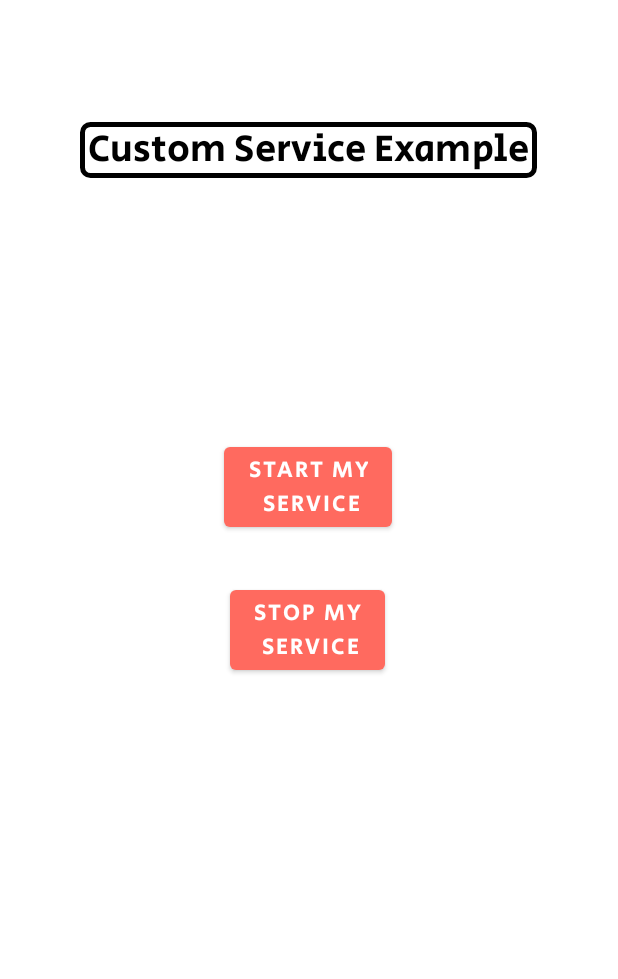
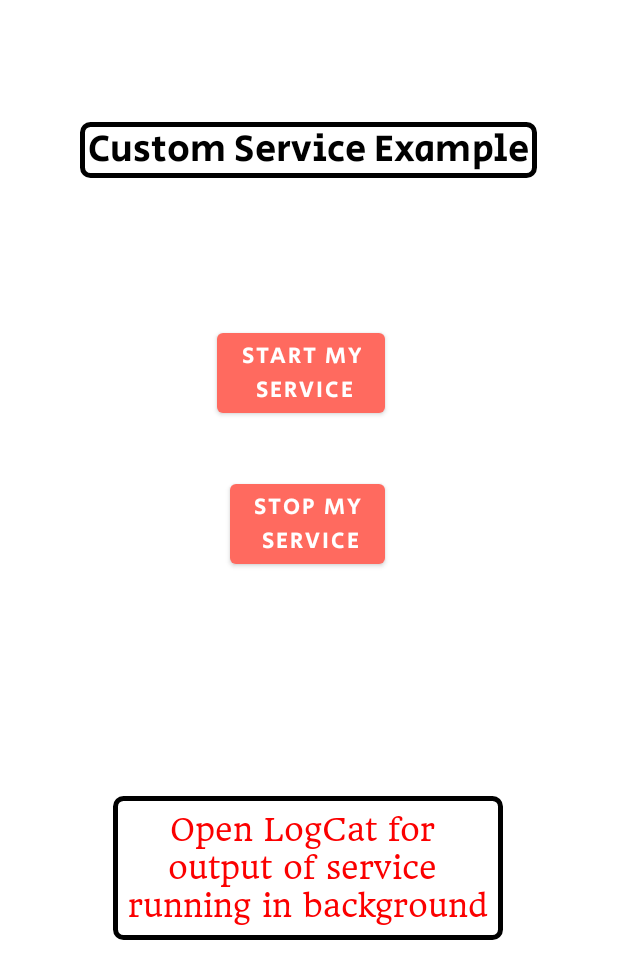
Before and after one commit to VinayakSawant859/CollegeAndroidProgramming, an Android app: the screen it shows after launch (Prac20_2CustomServiceExample), after a tap on "20.2", on a phone screen of 412 x 824 dp. Shown: the top 979 px of the screen. Run offline under Robolectric (Android 15) with nearby library versions, the phone set to English and light mode, and no system bars.

Commit message:
Final Commit

```diff
--- a/app/src/main/java/com/example/collegeandroidprograms/Prac13_2HorizonatalProgressBar.java
+++ b/app/src/main/java/com/example/collegeandroidprograms/Prac13_2HorizonatalProgressBar.java
@@ -1,6 +1,4 @@
 package com.example.collegeandroidprograms;
-
-import androidx.appcompat.app.AppCompatActivity;
 
 import android.app.AlertDialog;
 import android.app.ProgressDialog;
@@ -9,6 +7,8 @@ import android.os.Bundle;
 import android.os.Handler;
 import android.view.View;
 import android.widget.Button;
+
+import androidx.appcompat.app.AppCompatActivity;
 
 public class Prac13_2HorizonatalProgressBar extends AppCompatActivity {
 
@@ -33,6 +33,7 @@ public class Prac13_2HorizonatalProgressBar extends AppCompatActivity {
                 progressBar.setMessage("File is Downloading...");
                 progressBar.setProgressStyle(ProgressDialog.STYLE_HORIZONTAL);
                 progressBar.setProgress(0);
+                progressBar.incrementProgressBy(10);
                 progressBar.setMax(100);
                 progressBar.show();
 
--- a/app/src/main/java/com/example/collegeandroidprograms/Prac15_1ToastExample.java
+++ b/app/src/main/java/com/example/collegeandroidprograms/Prac15_1ToastExample.java
@@ -20,7 +20,7 @@ public class Prac15_1ToastExample extends AppCompatActivity {
         showToast.setOnClickListener(new View.OnClickListener() {
             @Override
             public void onClick(View view) {
-                Toast.makeText(Prac15_1ToastExample.this, sb.append("\n You have a new Mail!!!"), Toast.LENGTH_LONG).show();
+                Toast.makeText(Prac15_1ToastExample.this, sb.append("\n You have a new Mail!!!"), Toast.LENGTH_SHORT).show();
                 sb.delete(15, sb.length()-1);
             }
         });
--- a/app/src/main/java/com/example/collegeandroidprograms/Prac18_3FactorialActivity.java
+++ b/app/src/main/java/com/example/collegeandroidprograms/Prac18_3FactorialActivity.java
@@ -16,6 +16,7 @@ public class Prac18_3FactorialActivity extends AppCompatActivity {
         Bundle bundle = getIntent().getExtras();
         ficANS = findViewById(R.id.ficANS);
         int ans = bundle.getInt("ANSWER");
-        ficANS.setText("Factorial is: \n"+ans);
+        int num = bundle.getInt("NUMBER");
+        ficANS.setText("Factorial of "+num+" is: "+ans);
     }
 }
--- a/app/src/main/java/com/example/collegeandroidprograms/Prac18_3FactorialIntentActivity.java
+++ b/app/src/main/java/com/example/collegeandroidprograms/Prac18_3FactorialIntentActivity.java
@@ -43,6 +43,7 @@ public class Prac18_3FactorialIntentActivity extends AppCompatActivity {
                     fact = fact*i;
                 }
                 bundle.putInt("ANSWER", fact);
+                bundle.putInt("NUMBER", num);
                 intent.putExtras(bundle);
                 startActivity(intent);
             }
--- a/app/src/main/java/com/example/collegeandroidprograms/Prac20_2CustomServiceExample.java
+++ b/app/src/main/java/com/example/collegeandroidprograms/Prac20_2CustomServiceExample.java
@@ -6,6 +6,7 @@ package com.example.collegeandroidprograms;
 import android.content.Intent;
 import android.os.Bundle;
 import android.view.View;
+import android.widget.TextView;
 
 import androidx.appcompat.app.AppCompatActivity;
 
--- a/app/src/main/res/layout/activity_bluetooth_toggle.xml
+++ b/app/src/main/res/layout/activity_bluetooth_toggle.xml
@@ -56,7 +56,7 @@
         android:layout_width="wrap_content"
         android:layout_height="wrap_content"
         android:text=""
-        android:textSize="30dp"
+        android:textSize="25sp"
         android:fontFamily="@font/fira_mono"
         android:textColor="#0CF804"
         android:background="#000000"
--- a/app/src/main/res/layout/activity_content_provider_example.xml
+++ b/app/src/main/res/layout/activity_content_provider_example.xml
@@ -15,6 +15,8 @@
         android:background="@drawable/rectangle"
         android:paddingRight="5dp"
         android:paddingLeft="5dp"
+        android:paddingBottom="5dp"
+        android:paddingTop="5dp"
         android:textColor="#000"
         android:textSize="30dp"
         app:layout_constraintBottom_toBottomOf="parent"
@@ -72,7 +74,7 @@
         android:fontFamily="@font/secular_one"
         android:textColor="@color/black"
         android:textAlignment="gravity"
-        android:textSize="15sp"
+        android:textSize="18sp"
         app:layout_constraintBottom_toBottomOf="parent"
         app:layout_constraintEnd_toEndOf="parent"
         app:layout_constraintStart_toStartOf="parent"
--- a/app/src/main/res/layout/activity_custom_service_example.xml
+++ b/app/src/main/res/layout/activity_custom_service_example.xml
@@ -6,6 +6,28 @@
     android:layout_width="match_parent"
     android:layout_height="match_parent"
     tools:context=".Prac20_2CustomServiceExample">
+
+    <TextView
+        android:id="@+id/logTXT"
+        android:layout_width="wrap_content"
+        android:layout_height="wrap_content"
+        android:background="@drawable/rectangle"
+        android:fontFamily="@font/headland_one"
+        android:paddingLeft="10dp"
+        android:paddingTop="10dp"
+        android:paddingRight="10dp"
+        android:paddingBottom="10dp"
+        android:stateListAnimator="@anim/fadein"
+        android:text="Open LogCat for \noutput of service \nrunning in background"
+        android:textAlignment="center"
+        android:textColor="#FB0000"
+        android:textSize="20sp"
+        app:layout_constraintBottom_toBottomOf="parent"
+        app:layout_constraintEnd_toEndOf="parent"
+        app:layout_constraintHorizontal_bias="0.496"
+        app:layout_constraintStart_toStartOf="parent"
+        app:layout_constraintTop_toTopOf="parent"
+        app:layout_constraintVertical_bias="0.729" />
 
     <Button
         android:id="@+id/service_stop"
@@ -25,12 +47,12 @@
         android:id="@+id/service_start"
         android:layout_width="wrap_content"
         android:layout_height="wrap_content"
-        android:layout_marginTop="292dp"
+        android:layout_marginTop="216dp"
         android:fontFamily="@font/secular_one"
         android:text="Start My\n Service"
         android:textSize="15sp"
         app:layout_constraintEnd_toEndOf="parent"
-        app:layout_constraintHorizontal_bias="0.497"
+        app:layout_constraintHorizontal_bias="0.483"
         app:layout_constraintStart_toStartOf="parent"
         app:layout_constraintTop_toTopOf="parent" />
 
--- a/app/src/main/res/layout/activity_factorial.xml
+++ b/app/src/main/res/layout/activity_factorial.xml
@@ -14,7 +14,7 @@
         android:text=""
         android:textAlignment="center"
         android:textColor="#E53935"
-        android:textSize="20sp"
+        android:textSize="25sp"
         app:layout_constraintBottom_toBottomOf="parent"
         app:layout_constraintEnd_toEndOf="parent"
         app:layout_constraintHorizontal_bias="0.498"
```
Also changed, not shown: app/src/main/java/com/example/collegeandroidprograms/Prac17ActivityLifeCycle.java (+1 -34 lines), app/src/main/res/layout/activity_absolute_layout.xml (+4 -4 lines), app/src/main/res/layout/activity_life_cycle.xml (+41 -0 lines), app/src/main/res/layout/activity_prac30_email_client_example.xml (+4 -4 lines).
